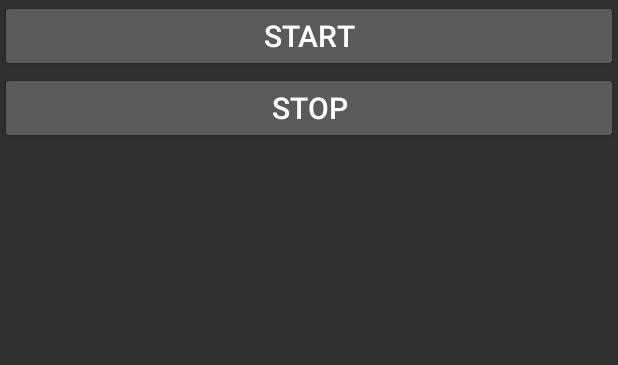
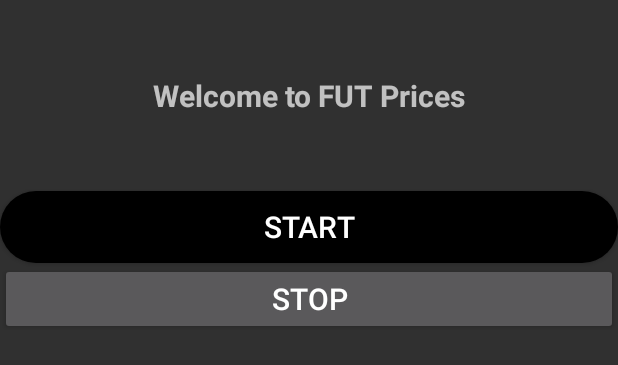
Before and after one commit to Shakeel-O/FutPrices, an Android app: the layout activity_main.xml on its own in the app's theme, with its tools: preview values and no code run, on a phone screen of 412 x 824 dp. Shown: the top 365 px of the screen. Run offline under Robolectric (Android 15) with nearby library versions, the phone set to English and light mode, and no system bars.

Commit message:
hide overlay on dialog popup complete confirmation screen rounded corner for dialogs

```diff
--- a/app/src/main/res/drawable/round_corner.xml
+++ b/app/src/main/res/drawable/round_corner.xml
@@ -1,7 +1,7 @@
 <?xml version="1.0" encoding="utf-8"?>
 <shape xmlns:android="http://schemas.android.com/apk/res/android">
     <solid
-        android:color="#FFFFFF"/>
+        android:color="#000"/>
     <corners
         android:radius="30dp" />
     <padding
--- a/app/src/main/res/layout/activity_main.xml
+++ b/app/src/main/res/layout/activity_main.xml
@@ -9,11 +9,24 @@
     android:focusable="false"
     tools:context=".MainActivity">
 
+    <TextView
+        android:id="@+id/textView"
+        android:layout_width="match_parent"
+        android:layout_height="wrap_content"
+        android:layout_marginBottom="50sp"
+        android:layout_marginTop="50sp"
+        android:lineSpacingExtra="8sp"
+        android:text="Welcome to FUT Prices"
+        android:textAlignment="center"
+        android:textSize="20sp"
+        android:textStyle="bold" />
+
     <androidx.appcompat.widget.AppCompatButton
         android:id="@+id/start_service"
         android:layout_width="match_parent"
         android:layout_height="wrap_content"
         android:text="@string/start"
+        android:background="@drawable/round_corner"
         android:textSize="20sp" />
 
     <androidx.appcompat.widget.AppCompatButton
--- a/app/src/main/res/layout/activity_overlay.xml
+++ b/app/src/main/res/layout/activity_overlay.xml
@@ -14,8 +14,9 @@
         android:layout_height="48dp"
         android:text="@string/invalid_screen"
         android:textAlignment="center"
-        android:textColor="@color/black"
+        android:textColor="@color/white"
         android:textSize="30sp"
+
         android:textStyle="bold" />
 
     <TextView
@@ -25,6 +26,7 @@
         android:layout_below="@+id/textInvalid"
         android:layout_marginEnd="4dp"
         android:layout_marginTop="13dp"
+        android:textColor="@color/white"
         android:text="Could not detect player stats screen."
         android:textSize="19sp" />
 
@@ -35,6 +37,7 @@
         android:layout_below="@+id/textSubtitle"
         android:layout_marginEnd="4dp"
         android:layout_marginTop="13dp"
+        android:textColor="@color/white"
         android:layout_toStartOf="@+id/currentScreenshot"
         android:text="Please ensure that:\n\n\u2022 You are on the FIFA 22 Companion App\n\u2022 You are on a players screen\n\u2022 The players stats are clearly visible and isn't covered by the overlay"
         android:textSize="19sp" />
--- a/app/src/main/res/values/styles.xml
+++ b/app/src/main/res/values/styles.xml
@@ -2,5 +2,6 @@
 <resources>
     <style name="OverlayDialog" parent="Theme.AppCompat.DayNight.Dialog">
         <item name="windowNoTitle">true</item>
+        <item name="android:windowBackground">@drawable/round_corner</item>
     </style>
 </resources>
```
Also changed, not shown: app/src/main/AndroidManifest.xml (+8 -0 lines), app/src/main/java/com/OGApps/futprices/ConfirmDialog.kt (+26 -7 lines), app/src/main/java/com/OGApps/futprices/FloatingPriceService.kt (+12 -21 lines), app/src/main/java/com/OGApps/futprices/MainActivity.kt (+1 -36 lines), app/src/main/java/com/OGApps/futprices/OverlayActivity.kt (+14 -2 lines).
